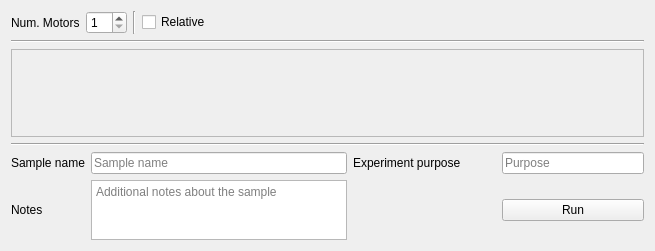
Qt form src/firefly/plans/move_motor_window.ui (spc-group/haven) before a commit.
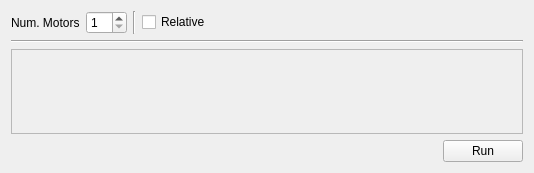
The same form after that commit. Custom widgets are drawn as their Qt base class.

```diff
--- a/src/firefly/plans/move_motor_window.ui
+++ b/src/firefly/plans/move_motor_window.ui
@@ -6,8 +6,8 @@
    <rect>
     <x>0</x>
     <y>0</y>
-    <width>655</width>
-    <height>251</height>
+    <width>534</width>
+    <height>173</height>
    </rect>
   </property>
   <property name="windowTitle">
@@ -23,13 +23,6 @@
        </property>
       </widget>
      </item>
-     <item row="3" column="0">
-      <widget class="Line" name="line">
-       <property name="orientation">
-        <enum>Qt::Horizontal</enum>
-       </property>
-      </widget>
-     </item>
      <item row="2" column="0">
       <layout class="QHBoxLayout" name="horizontalLayout_7">
        <item>
@@ -42,8 +35,8 @@
            <rect>
             <x>0</x>
             <y>0</y>
-            <width>631</width>
-            <height>76</height>
+            <width>510</width>
+            <height>74</height>
            </rect>
           </property>
           <layout class="QVBoxLayout" name="verticalLayout_4">
@@ -76,6 +69,30 @@
        </item>
       </layout>
      </item>
+     <item row="3" column="0">
+      <layout class="QHBoxLayout" name="horizontalLayout_2">
+       <item>
+        <spacer name="buttons_spacer">
+         <property name="orientation">
+          <enum>Qt::Horizontal</enum>
+         </property>
+         <property name="sizeHint" stdset="0">
+          <size>
+           <width>40</width>
+           <height>20</height>
+          </size>
+         </property>
+        </spacer>
+       </item>
+       <item>
+        <widget class="QueueButton" name="run_button">
+         <property name="text">
+          <string>Run</string>
+         </property>
+        </widget>
+       </item>
+      </layout>
+     </item>
      <item row="0" column="0">
       <layout class="QHBoxLayout" name="horizontalLayout">
        <item>
@@ -145,102 +162,6 @@
        </item>
       </layout>
      </item>
-     <item row="4" column="0">
-      <layout class="QGridLayout" name="gridLayout">
-       <item row="1" column="0">
-        <widget class="QLabel" name="label_9">
-         <property name="text">
-          <string>Notes</string>
-         </property>
-        </widget>
-       </item>
-       <item row="0" column="3">
-        <widget class="QLineEdit" name="lineEdit_purpose">
-         <property name="toolTip">
-          <string>Type the experimental purpose note for this scan</string>
-         </property>
-         <property name="placeholderText">
-          <string>Purpose</string>
-         </property>
-        </widget>
-       </item>
-       <item row="0" column="2">
-        <widget class="QLabel" name="label_2">
-         <property name="text">
-          <string>Experiment purpose</string>
-         </property>
-        </widget>
-       </item>
-       <item row="0" column="0">
-        <widget class="QLabel" name="label">
-         <property name="text">
-          <string>Sample name</string>
-         </property>
-        </widget>
-       </item>
-       <item row="0" column="1">
-        <widget class="QLineEdit" name="lineEdit_sample">
-         <property name="toolTip">
-          <string>Type this sample's name</string>
-         </property>
-         <property name="placeholderText">
-          <string>Sample name</string>
-         </property>
-        </widget>
-       </item>
-       <item row="1" column="1">
-        <widget class="QTextEdit" name="textEdit_notes">
-         <property name="enabled">
-          <bool>true</bool>
-         </property>
-         <property name="sizePolicy">
-          <sizepolicy hsizetype="Expanding" vsizetype="MinimumExpanding">
-           <horstretch>0</horstretch>
-           <verstretch>0</verstretch>
-          </sizepolicy>
-         </property>
-         <property name="maximumSize">
-          <size>
-           <width>16777215</width>
-           <height>60</height>
-          </size>
-         </property>
-         <property name="lineWidth">
-          <number>1</number>
-         </property>
-         <property name="midLineWidth">
-          <number>14</number>
-         </property>
-         <property name="tabStopWidth">
-          <number>80</number>
-         </property>
-         <property name="placeholderText">
-          <string>Additional notes about the sample</string>
-         </property>
-        </widget>
-       </item>
-       <item row="1" column="2">
-        <spacer name="buttons_spacer">
-         <property name="orientation">
-          <enum>Qt::Horizontal</enum>
-         </property>
-         <property name="sizeHint" stdset="0">
-          <size>
-           <width>40</width>
-           <height>20</height>
-          </size>
-         </property>
-        </spacer>
-       </item>
-       <item row="1" column="3">
-        <widget class="QueueButton" name="run_button">
-         <property name="text">
-          <string>Run</string>
-         </property>
-        </widget>
-       </item>
-      </layout>
-     </item>
     </layout>
    </item>
   </layout>
```
